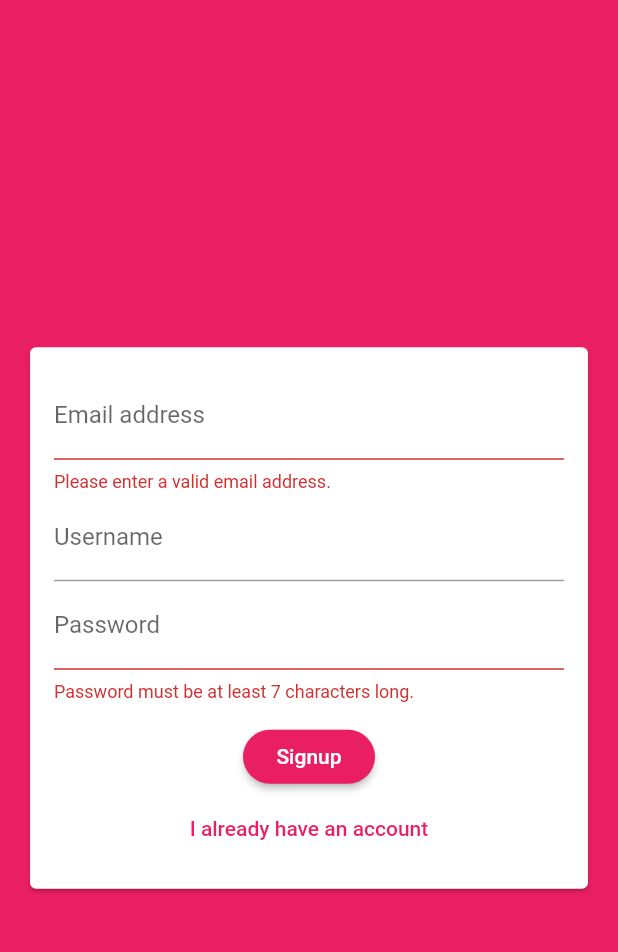
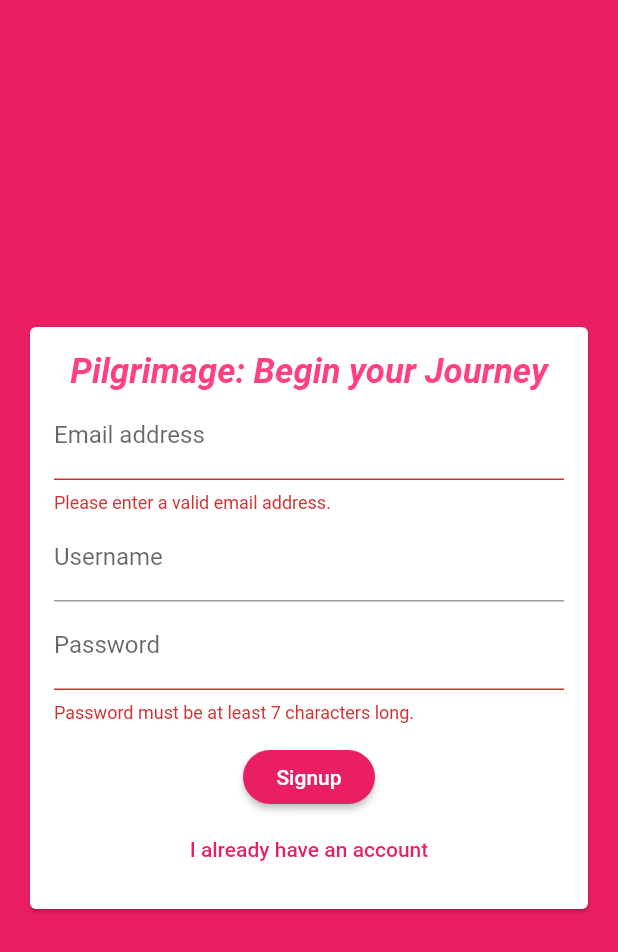
Before and after one commit to himanshusingh335/pilgrimage, a Flutter app: the screen it shows after launch, after a tap on "Login", after a tap on "Create new account", on a phone screen of 412 x 824 dp. Shown: the top 952 px of the screen. Run offline on Flutter 3.47's test engine with Material 2 defaults, Android fonts, the phone set to English and light mode, and no system bars; our stand-ins replace cloud_firestore, firebase_auth; accounts and stored records are empty.

Commit message:
pilgrimage-UI-improvement-2.0

```diff
--- a/lib/screens/chat_screen.dart
+++ b/lib/screens/chat_screen.dart
@@ -89,8 +89,10 @@ class ChatScreen extends StatelessWidget {
                         overflow: TextOverflow.ellipsis,
                         style: TextStyle(
                             fontWeight: FontWeight.bold,
-                            fontSize: 30,
-                            color: Colors.pink),
+                          fontStyle: FontStyle.italic,
+                            fontSize: 20,
+                            color: Colors.pink,
+                          ),
                       ),
                     ),
                     ButtonBar(
--- a/lib/widgets/auth/auth_form.dart
+++ b/lib/widgets/auth/auth_form.dart
@@ -50,6 +50,16 @@ class _AuthFormState extends State<AuthForm> {
               child: Column(
                 mainAxisSize: MainAxisSize.min,
                 children: <Widget>[
+                  Text(
+                    _isLogin ?'Pilgrimage: Continue your Journey' : 'Pilgrimage: Begin your Journey' ,
+                    overflow: TextOverflow.ellipsis,
+                    style: TextStyle(
+                      fontWeight: FontWeight.bold,
+                      fontStyle: FontStyle.italic,
+                      fontSize: 23,
+                      color: Colors.pinkAccent,
+                    ),
+                  ),
                   TextFormField(
                     key: ValueKey('email'),
                     validator: (value) {
```
